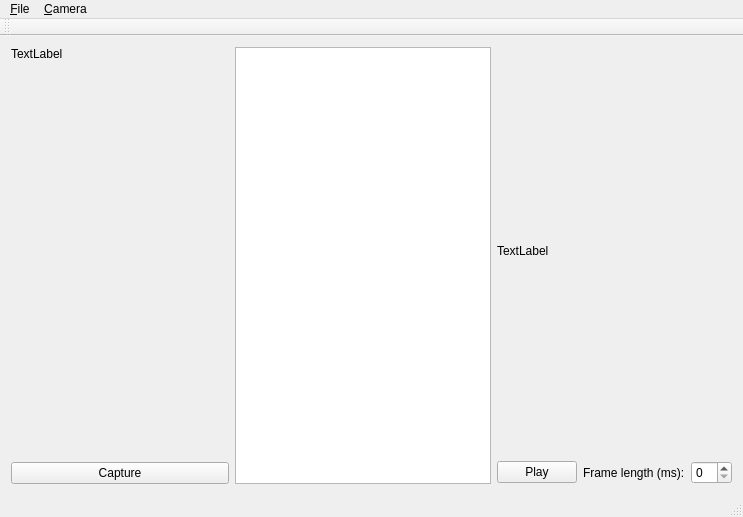
The window that source/mainwindow.ui (itai2/stopmotion) describes before a commit, drawn with Qt 5.
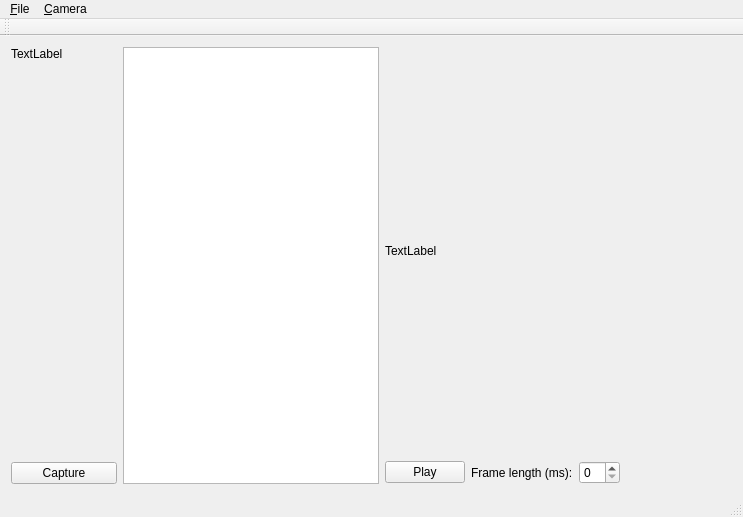
The same window after the commit. Custom widgets are drawn as their Qt base class.

Commit message: starting camera controls (from qv4l2)

Patch:
```diff
--- a/source/mainwindow.ui
+++ b/source/mainwindow.ui
@@ -14,7 +14,7 @@
    <string>MainWindow</string>
   </property>
   <widget class="QWidget" name="centralWidget">
-   <layout class="QHBoxLayout" name="horizontalLayout_2" stretch="2,0,1">
+   <layout class="QHBoxLayout" name="horizontalLayout_2" stretch="2,0,1,2">
     <item>
      <layout class="QVBoxLayout" name="verticalLayout" stretch="0,1,0">
       <item>
@@ -77,6 +77,9 @@
       </item>
      </layout>
     </item>
+    <item>
+     <widget class="QWidget" name="_cameraSettingsHolder" native="true"/>
+    </item>
    </layout>
   </widget>
   <widget class="QMenuBar" name="menuBar">
```
The commit also changes 7 other files.
